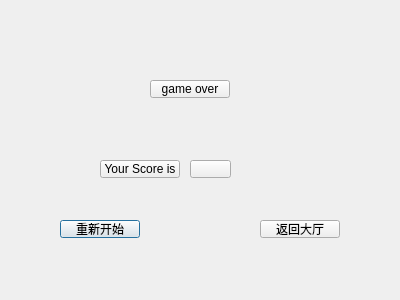
ChunQiu203/homework, file gameover.ui: the form before one commit.
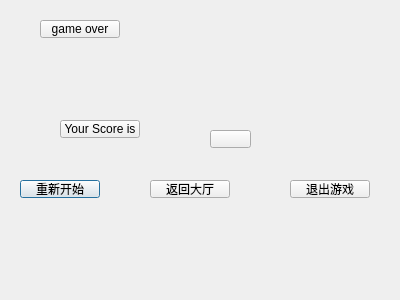
The form after the commit.

Diff of the .ui file:
```diff
--- a/gameover.ui
+++ b/gameover.ui
@@ -16,8 +16,8 @@
   <widget class="QPushButton" name="chongxin">
    <property name="geometry">
     <rect>
-     <x>60</x>
-     <y>220</y>
+     <x>20</x>
+     <y>180</y>
      <width>80</width>
      <height>18</height>
     </rect>
@@ -29,8 +29,8 @@
   <widget class="QPushButton" name="FanHui">
    <property name="geometry">
     <rect>
-     <x>260</x>
-     <y>220</y>
+     <x>150</x>
+     <y>180</y>
      <width>80</width>
      <height>18</height>
     </rect>
@@ -42,8 +42,8 @@
   <widget class="QPushButton" name="OVER">
    <property name="geometry">
     <rect>
-     <x>150</x>
-     <y>80</y>
+     <x>40</x>
+     <y>20</y>
      <width>80</width>
      <height>18</height>
     </rect>
@@ -55,8 +55,8 @@
   <widget class="QPushButton" name="Score">
    <property name="geometry">
     <rect>
-     <x>100</x>
-     <y>160</y>
+     <x>60</x>
+     <y>120</y>
      <width>80</width>
      <height>18</height>
     </rect>
@@ -68,8 +68,8 @@
   <widget class="QPushButton" name="SCORE">
    <property name="geometry">
     <rect>
-     <x>190</x>
-     <y>160</y>
+     <x>210</x>
+     <y>130</y>
      <width>41</width>
      <height>18</height>
     </rect>
@@ -78,6 +78,19 @@
     <string/>
    </property>
   </widget>
+  <widget class="QPushButton" name="tuichu">
+   <property name="geometry">
+    <rect>
+     <x>290</x>
+     <y>180</y>
+     <width>80</width>
+     <height>18</height>
+    </rect>
+   </property>
+   <property name="text">
+    <string>退出游戏</string>
+   </property>
+  </widget>
  </widget>
  <resources/>
  <connections/>
```
